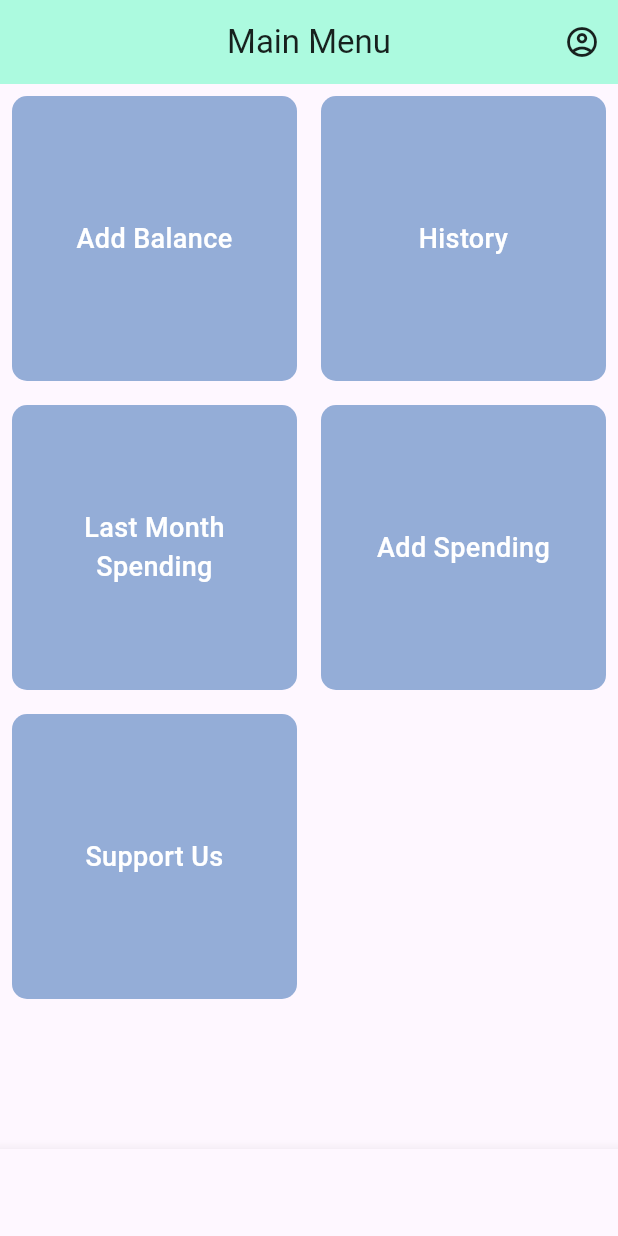
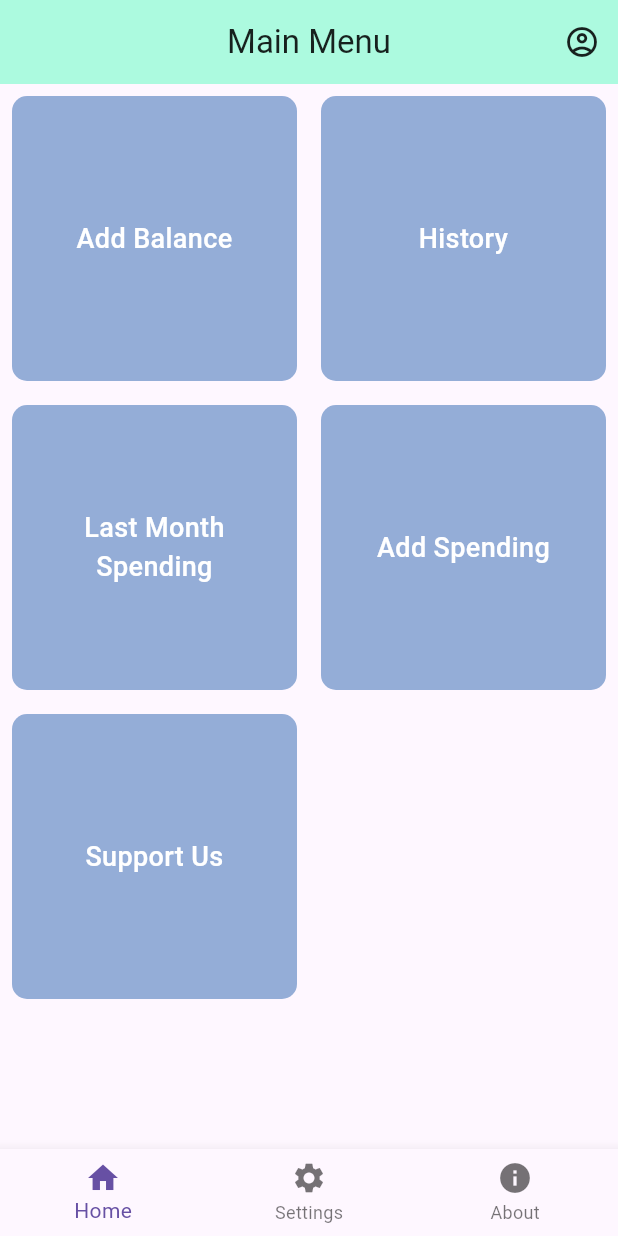
Before and after one commit to ferdyuuya/money-app, a Flutter app: the screen it shows after launch, on a phone screen of 412 x 824 dp. Run offline on Flutter 3.47's test engine with Material 3 defaults, Android fonts, the phone set to English and light mode, and no system bars; Roboto replaces fonts that are missing (Poppins).

```diff
--- a/lib/layouts/bottom_navbar.dart
+++ b/lib/layouts/bottom_navbar.dart
@@ -3,16 +3,10 @@
 import 'package:flutter/material.dart';
 import 'package:myapp/main.dart';
 import 'package:myapp/pages/about.dart';
+import 'package:myapp/pages/menu.dart';
 import 'package:myapp/pages/profile.dart';
 import 'package:myapp/styles.dart';
 
-class AppPages  {
-  final _appPages = [
-    const MyApp(),
-    const AboutPage(),
-    const Profile(),
-  ];
-}
 class BottomNavbar extends StatelessWidget {
   BottomNavbar({super.key});
 
--- a/lib/main.dart
+++ b/lib/main.dart
@@ -13,11 +13,31 @@ import 'package:myapp/layouts/appbar.dart';
 import 'package:myapp/styles.dart';
 
 void main() {
-  runApp(const MyApp());
+  runApp(MyApp());
 }
 
-class MyApp extends StatelessWidget {
-  const MyApp({super.key});
+class MyApp extends StatefulWidget {
+  MyApp({super.key});
+
+  @override
+  State<MyApp> createState() => _MyAppState();
+}
+
+class _MyAppState extends State<MyApp> {
+  int _selectedIndex = 0;
+
+  void _navigateNavBar (int index) {
+    setState(() {
+      _selectedIndex = index;
+    });
+  }
+
+
+  final List _pagesApp = [
+    MenuPage(),
+    AboutPage(),
+    Profile(),
+  ];
 
   @override
   Widget build(BuildContext context) {
@@ -25,15 +45,34 @@ class MyApp extends StatelessWidget {
     return MaterialApp(
       debugShowCheckedModeBanner: false,
       home: Scaffold(
-        appBar: HeaderBar(title: Text("Main Menu")),
-        body: MenuPage(),
+        body: _pagesApp[_selectedIndex],
         // drawer: DrawerBar(),
-        bottomNavigationBar: BottomNavbar(),
+        bottomNavigationBar: BottomNavigationBar(
+          currentIndex: _selectedIndex,
+          onTap: _navigateNavBar,
+          items: const [
+            BottomNavigationBarItem(
+              icon: Icon(Icons.home),
+              label: 'Home',
+            ),
+            BottomNavigationBarItem(
+              icon: Icon(Icons.settings),
+              label: 'Settings',
+            ),
+            BottomNavigationBarItem(
+              icon: Icon(Icons.info),
+              label: 'About',
+            ),
+            // BottomNavigationBarItem(
+            //   icon: Icon(Icons.logout),
+            //   label: 'Logout',
+            // ),
+          ],),
       ),
       routes: {
         '/profile': (context) => Profile(),
         '/about': (context) => AboutPage(),
-
       },
     );
-  }}
+  }
+}
--- a/lib/pages/menu.dart
+++ b/lib/pages/menu.dart
@@ -1,10 +1,12 @@
 // ignore_for_file: prefer_const_constructors
 
 import 'package:flutter/material.dart';
+import 'package:myapp/layouts/appbar.dart'; // Assuming this is where HeaderBar is defined
 
 class MenuPage extends StatelessWidget {
   MenuPage({super.key});
-  List<String> featureName = [
+
+  final List<String> featureName = [
     'Add Balance',
     'History',
     'Last Month Spending',
@@ -12,10 +14,11 @@ import 'package:flutter/material.dart';
     'Support Us',
   ];
 
-
   @override
   Widget build(BuildContext context) {
-    return GridView.builder(
+    return Scaffold(
+      appBar: HeaderBar(title: Text("Main Menu")),
+      body: GridView.builder(
         itemCount: featureName.length,
         gridDelegate: SliverGridDelegateWithFixedCrossAxisCount(
           crossAxisCount: 2,
@@ -48,6 +51,7 @@ import 'package:flutter/material.dart';
             ),
           ),
         ),
+      ),
     );
   }
 }
```
Also changed, not shown: 1 other file. Lines whose indentation alone changed are shown as unchanged.
